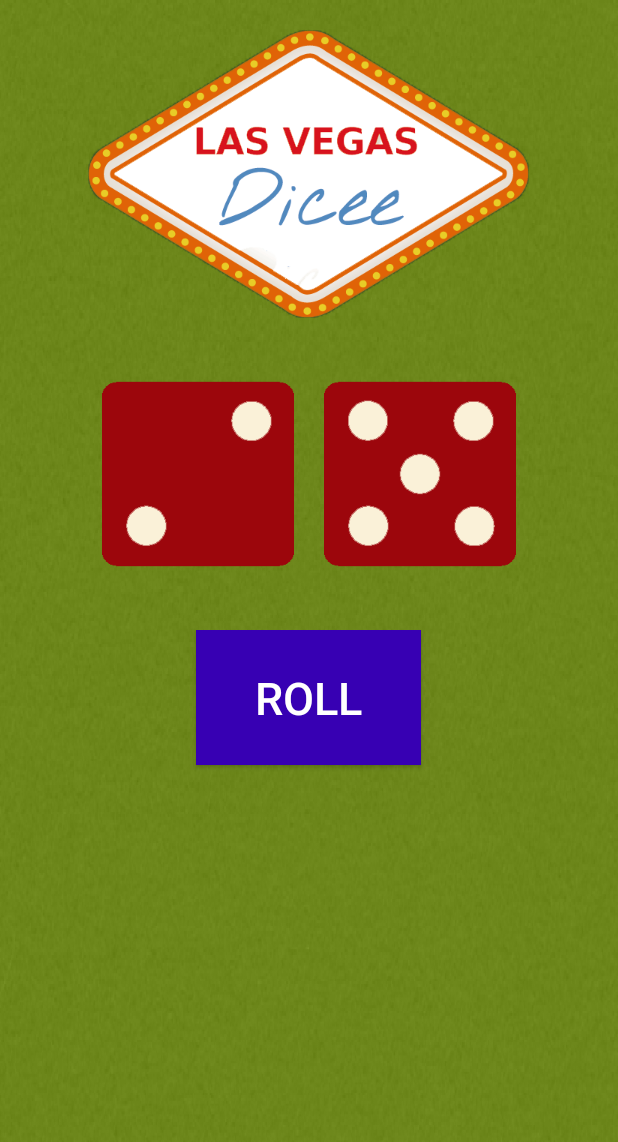
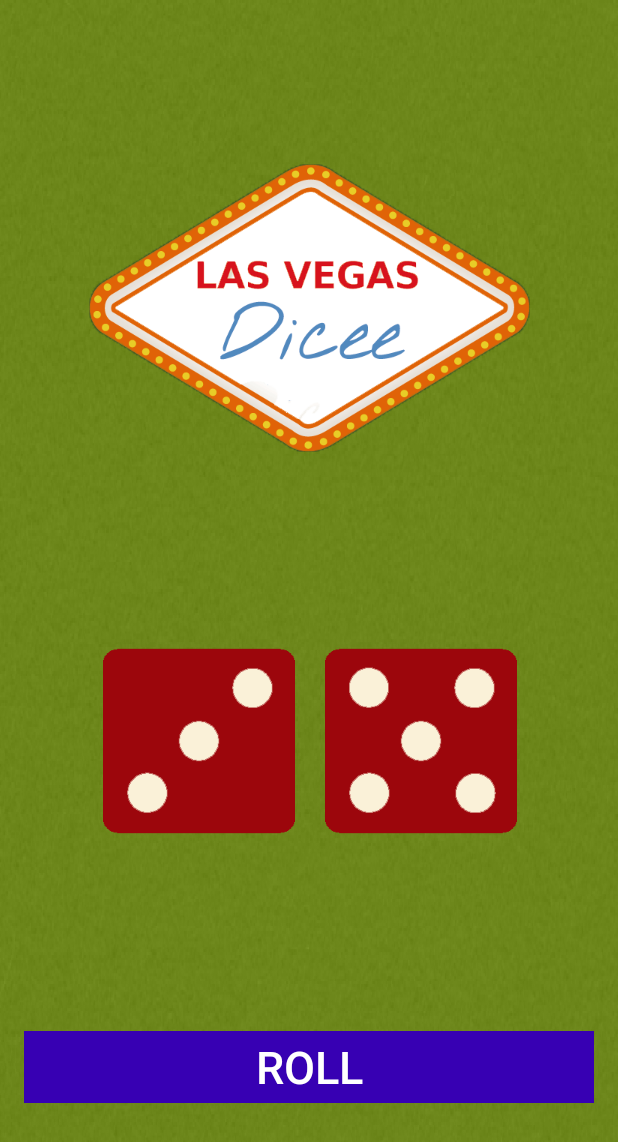
Before and after one commit to nvg/android, an Android app: the screen it shows after launch (MainActivity), after a tap on "ROLL", on a phone screen of 412 x 824 dp. Shown: the top 1142 px of the screen. Run offline under Robolectric (Android 15) with nearby library versions, the phone set to English and light mode, and no system bars.

Commit message:
Added orientation handling

```diff
--- a/Dicey/app/src/main/java/ca/psdev/android/dicey/MainActivity.kt
+++ b/Dicey/app/src/main/java/ca/psdev/android/dicey/MainActivity.kt
@@ -1,37 +1,57 @@
 package ca.psdev.android.dicey
 
-import androidx.appcompat.app.AppCompatActivity
 import android.os.Bundle
 import android.view.View
+import android.widget.ImageView
+import androidx.appcompat.app.AppCompatActivity
 import androidx.core.content.ContextCompat
 import kotlinx.android.synthetic.main.activity_main.*
 import java.util.concurrent.ThreadLocalRandom
-import kotlin.random.Random
 
 class MainActivity : AppCompatActivity() {
+
+    private var mDice1 = 1
+    private var mDice2 = 1
 
     override fun onCreate(savedInstanceState: Bundle?) {
         super.onCreate(savedInstanceState)
         setContentView(R.layout.activity_main)
         window.decorView.systemUiVisibility = View.SYSTEM_UI_FLAG_FULLSCREEN
 
+        if (savedInstanceState != null) {
+            mDice1 = savedInstanceState.getInt("dice1")
+            mDice2 = savedInstanceState.getInt("dice2")
+            redrawDice()
+        }
+
         btn_roll.setOnClickListener {
-            val dice1 = ThreadLocalRandom.current().nextInt(1, 6)
-            val dice2 = ThreadLocalRandom.current().nextInt(1, 6)
+            mDice1 = ThreadLocalRandom.current().nextInt(1, 7)
+            mDice2 = ThreadLocalRandom.current().nextInt(1, 7)
 
-            iv_diceLeft.setImageDrawable(
-                ContextCompat.getDrawable(
-                    this,
-                    getResources().getIdentifier("dice" + dice1, "drawable", getPackageName())
+            redrawDice()
+        }
+    }
+
+    private fun redrawDice() {
+        setDiceImage(iv_diceRight, mDice1)
+        setDiceImage(iv_diceLeft, mDice2)
+    }
+
+    private fun setDiceImage(iv_dice: ImageView, dice: Int) {
+        iv_dice.setImageDrawable(
+            ContextCompat.getDrawable(
+                this,
+                resources.getIdentifier(
+                    "dice" + dice,
+                    "drawable", packageName
                 )
             )
+        )
+    }
 
-            iv_diceRight.setImageDrawable(
-                ContextCompat.getDrawable(
-                    this,
-                    getResources().getIdentifier("dice" + dice2, "drawable", getPackageName())
-                )
-            )
-        }
+    override fun onSaveInstanceState(outState: Bundle) {
+        outState.putInt("dice1", mDice1)
+        outState.putInt("dice2", mDice2)
+        super.onSaveInstanceState(outState)
     }
 }
--- /dev/null
+++ b/Dicey/app/src/main/res/layout-land/activity_main.xml
@@ -0,0 +1,69 @@
+<?xml version="1.0" encoding="utf-8"?>
+<LinearLayout xmlns:android="http://schemas.android.com/apk/res/android"
+    xmlns:app="http://schemas.android.com/apk/res-auto"
+    xmlns:tools="http://schemas.android.com/tools"
+    android:layout_width="match_parent"
+    android:layout_height="match_parent"
+    android:background="@drawable/newbackground"
+    android:orientation="horizontal"
+    tools:context=".MainActivity">
+
+    <RelativeLayout
+        android:layout_width="wrap_content"
+        android:layout_height="match_parent"
+        android:layout_marginTop="20dp"
+        android:layout_marginBottom="20dp">
+
+        <ImageView
+            android:id="@+id/imageView"
+            android:layout_width="wrap_content"
+            android:layout_height="wrap_content"
+            android:layout_centerVertical="true"
+            app:srcCompat="@drawable/dicee_logo" />
+    </RelativeLayout>
+
+    <LinearLayout
+        android:layout_width="match_parent"
+        android:layout_height="match_parent"
+        android:gravity="center_vertical|center_horizontal"
+        android:orientation="vertical">
+
+        <LinearLayout
+            android:layout_width="match_parent"
+            android:layout_height="wrap_content"
+            android:gravity="center_horizontal"
+            android:orientation="horizontal"
+            android:padding="10dp">
+
+            <ImageView
+                android:id="@+id/iv_diceLeft"
+                android:layout_width="wrap_content"
+                android:layout_height="wrap_content"
+                android:layout_margin="10dp"
+                android:src="@drawable/dice1" />
+
+            <ImageView
+                android:id="@+id/iv_diceRight"
+                android:layout_width="wrap_content"
+                android:layout_height="wrap_content"
+                android:layout_margin="10dp"
+                android:src="@drawable/dice1" />
+        </LinearLayout>
+
+        <RelativeLayout
+            android:layout_width="wrap_content"
+            android:layout_height="wrap_content"
+            android:gravity="center_horizontal"
+            android:padding="20dp">
+
+            <Button
+                android:id="@+id/btn_roll"
+                android:layout_width="150dp"
+                android:layout_height="90dp"
+                android:background="@color/colorPrimaryDark"
+                android:text="Roll"
+                android:textColor="@android:color/white"
+                android:textSize="30dp" />
+        </RelativeLayout>
+    </LinearLayout>
+</LinearLayout>
--- a/Dicey/app/src/main/res/layout/activity_main.xml
+++ b/Dicey/app/src/main/res/layout/activity_main.xml
@@ -1,64 +1,65 @@
 <?xml version="1.0" encoding="utf-8"?>
-<LinearLayout xmlns:android="http://schemas.android.com/apk/res/android"
+<androidx.constraintlayout.widget.ConstraintLayout xmlns:android="http://schemas.android.com/apk/res/android"
     xmlns:app="http://schemas.android.com/apk/res-auto"
     xmlns:tools="http://schemas.android.com/tools"
+    android:id="@+id/linearLayout"
     android:layout_width="match_parent"
     android:layout_height="match_parent"
     android:background="@drawable/newbackground"
-
-    android:orientation="vertical"
     tools:context=".MainActivity">
-
-    <RelativeLayout
-        android:layout_width="match_parent"
-        android:layout_height="wrap_content"
-        android:layout_marginTop="20dp"
-        android:layout_marginBottom="20dp">
 
     <ImageView
         android:id="@+id/imageView"
         android:layout_width="wrap_content"
         android:layout_height="wrap_content"
-            android:layout_centerHorizontal="true"
+        android:layout_marginTop="20dp"
+        android:layout_marginBottom="40dp"
+        app:layout_constraintBottom_toTopOf="@+id/iv_diceLeft"
+        app:layout_constraintEnd_toEndOf="parent"
+        app:layout_constraintStart_toStartOf="parent"
+        app:layout_constraintTop_toTopOf="parent"
         app:srcCompat="@drawable/dicee_logo" />
-    </RelativeLayout>
-
-    <LinearLayout
-        android:layout_width="match_parent"
-        android:layout_height="wrap_content"
-        android:gravity="center_horizontal"
-        android:orientation="horizontal"
-        android:padding="10dp">
 
     <ImageView
         android:id="@+id/iv_diceLeft"
         android:layout_width="wrap_content"
         android:layout_height="wrap_content"
-            android:layout_margin="10dp"
-            android:src="@drawable/dice1" />
+        android:layout_marginStart="1dp"
+        android:layout_marginLeft="1dp"
+        android:layout_marginEnd="20dp"
+        android:layout_marginRight="20dp"
+        android:layout_marginBottom="40dp"
+        android:src="@drawable/dice1"
+        app:layout_constraintBottom_toTopOf="@+id/btn_roll"
+        app:layout_constraintEnd_toStartOf="@+id/iv_diceRight"
+        app:layout_constraintHorizontal_chainStyle="packed"
+        app:layout_constraintStart_toStartOf="parent"
+        app:layout_constraintTop_toBottomOf="@+id/imageView" />
 
     <ImageView
         android:id="@+id/iv_diceRight"
         android:layout_width="wrap_content"
         android:layout_height="wrap_content"
-            android:layout_margin="10dp"
-            android:src="@drawable/dice1" />
-
-    </LinearLayout>
-
-    <RelativeLayout
-        android:layout_width="match_parent"
-        android:layout_height="match_parent"
-        android:padding="20dp"
-        android:gravity="center_horizontal">
+        android:src="@drawable/dice1"
+        app:layout_constraintEnd_toEndOf="parent"
+        app:layout_constraintStart_toEndOf="@+id/iv_diceLeft"
+        app:layout_constraintTop_toTopOf="@+id/iv_diceLeft" />
 
     <Button
         android:id="@+id/btn_roll"
-            android:layout_width="150dp"
-            android:layout_height="90dp"
-            android:textSize="30dp"
+        style="@style/Widget.AppCompat.Button.Borderless.Colored"
+        android:layout_width="0dp"
+        android:layout_height="48dp"
+        android:layout_marginStart="16dp"
+        android:layout_marginEnd="16dp"
         android:background="@color/colorPrimaryDark"
         android:text="Roll"
-            android:textColor="@android:color/white" />
-    </RelativeLayout>
-</LinearLayout>
+        android:textColor="@android:color/white"
+        android:textSize="30dp"
+        app:layout_constraintBottom_toBottomOf="parent"
+        app:layout_constraintEnd_toEndOf="parent"
+        app:layout_constraintHorizontal_bias="0.0"
+        app:layout_constraintStart_toStartOf="parent"
+        app:layout_constraintTop_toBottomOf="@+id/iv_diceLeft" />
+
+</androidx.constraintlayout.widget.ConstraintLayout>
```
Lines whose indentation alone changed are shown as unchanged.
